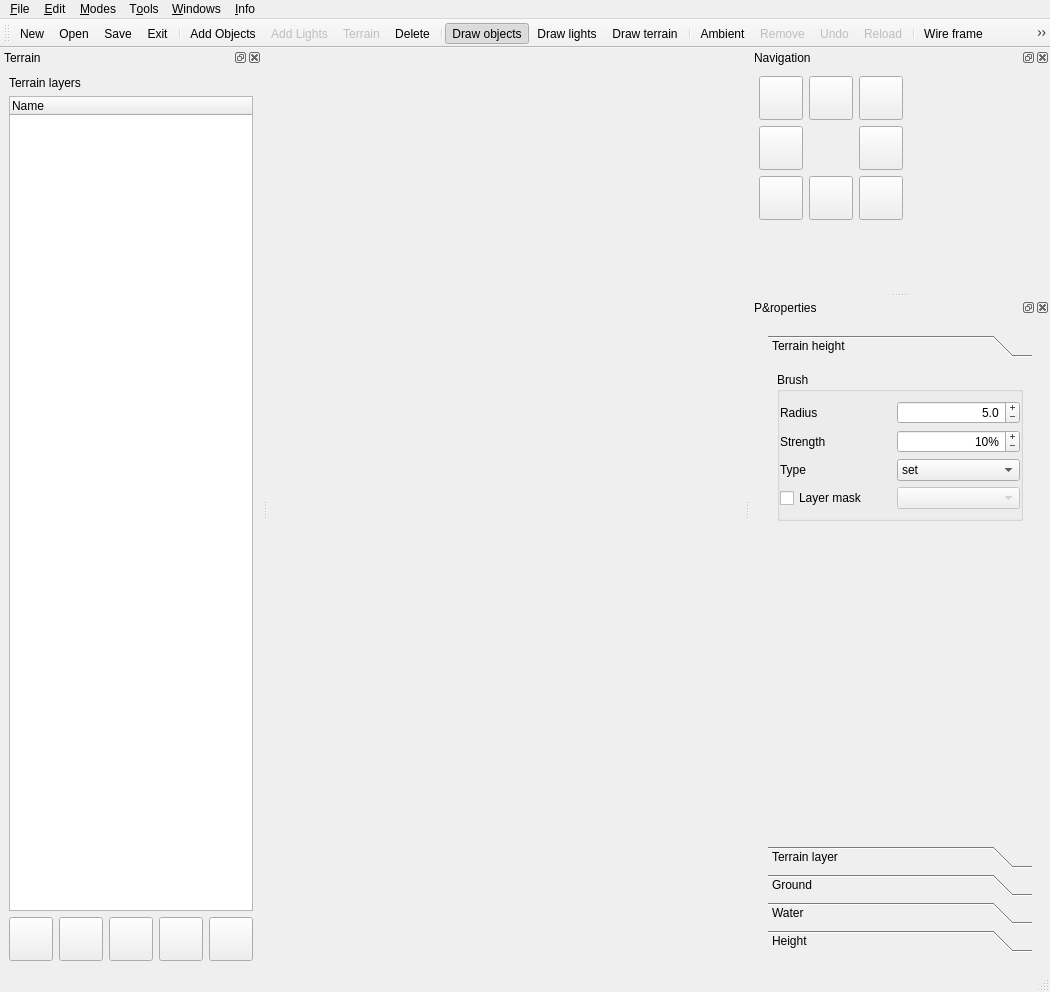
xaphier/Eternal-Lands, file new_map_editor/mapeditor.ui: the form before one commit.
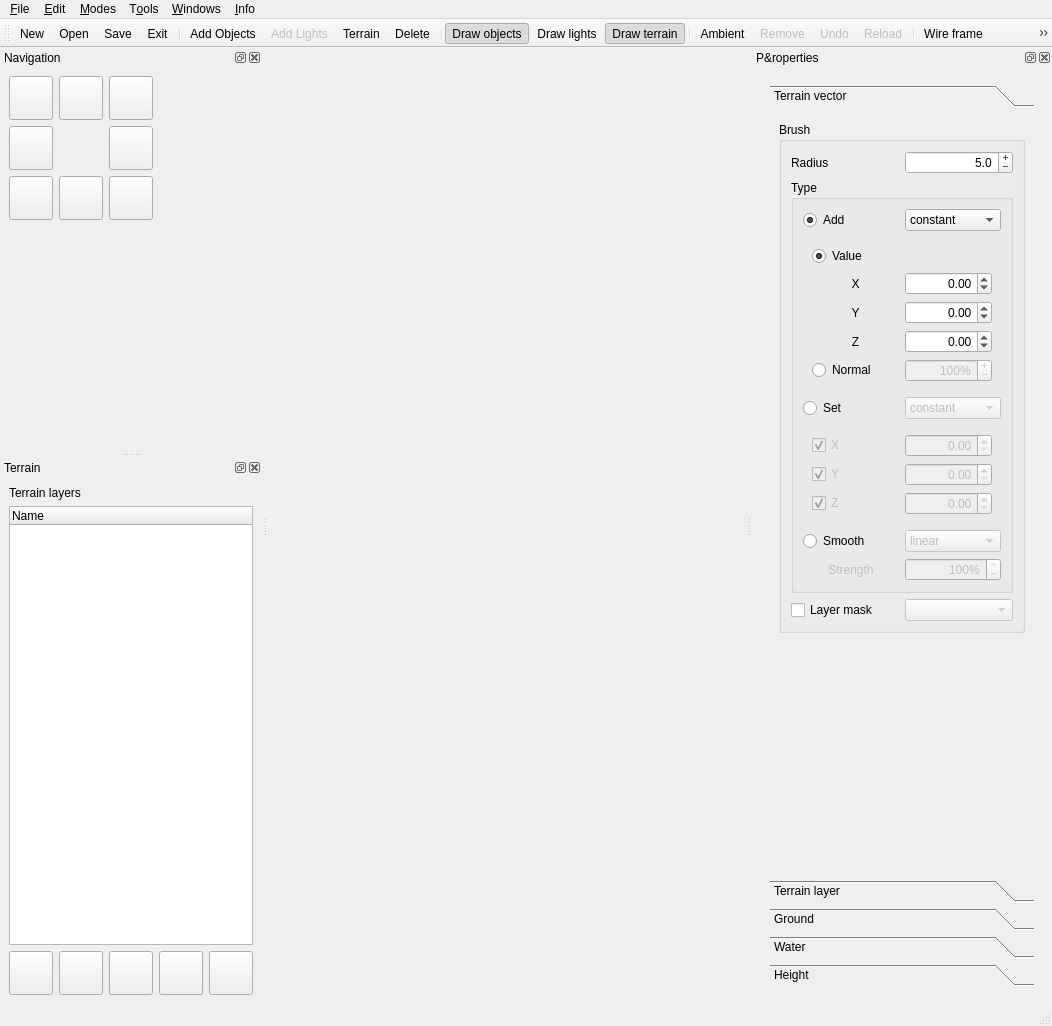
The form after the commit. The open tabs and pages were chosen to show the change. Icons and pictures are not drawn. Custom widgets are drawn as their Qt base class.

Commit message: * Fixed integer texture formats.  * Fixed cdlod terrain normal bug in shader.  * Improved terrain editing in map editor.  * Small general fixes and improvements.

What changed in the file:
```diff
--- a/new_map_editor/mapeditor.ui
+++ b/new_map_editor/mapeditor.ui
@@ -6,8 +6,8 @@
    <rect>
     <x>0</x>
     <y>0</y>
-    <width>1050</width>
-    <height>992</height>
+    <width>1052</width>
+    <height>1026</height>
    </rect>
   </property>
   <property name="windowTitle">
@@ -57,7 +57,7 @@
     <rect>
      <x>0</x>
      <y>0</y>
-     <width>1050</width>
+     <width>1052</width>
      <height>23</height>
     </rect>
    </property>
@@ -178,6 +178,7 @@
    <addaction name="action_light_spheres"/>
    <addaction name="action_lights_enabled"/>
    <addaction name="separator"/>
+   <addaction name="action_debug"/>
    <addaction name="action_info"/>
   </widget>
   <widget class="QDockWidget" name="navigation_window">
@@ -192,7 +193,7 @@
     <string>Navigation</string>
    </property>
    <attribute name="dockWidgetArea">
-    <number>2</number>
+    <number>1</number>
    </attribute>
    <widget class="QWidget" name="dockWidgetContents_4">
     <layout class="QGridLayout" name="gridLayout_5">
@@ -1564,12 +1565,12 @@
              <rect>
               <x>0</x>
               <y>0</y>
-              <width>254</width>
-              <height>174</height>
+              <width>264</width>
+              <height>745</height>
              </rect>
             </property>
             <attribute name="label">
-             <string>Terrain height</string>
+             <string>Terrain vector</string>
             </attribute>
             <layout class="QVBoxLayout" name="verticalLayout_2">
              <item>
@@ -1577,16 +1578,7 @@
                <property name="title">
                 <string>Brush</string>
                </property>
-               <layout class="QGridLayout" name="gridLayout_4">
-                <property name="leftMargin">
-                 <number>0</number>
-                </property>
-                <property name="rightMargin">
-                 <number>0</number>
-                </property>
-                <property name="spacing">
-                 <number>6</number>
-                </property>
+               <layout class="QGridLayout" name="gridLayout_16">
                 <item row="0" column="0">
                  <widget class="QLabel" name="label_7">
                   <property name="text">
@@ -1595,7 +1587,7 @@
                  </widget>
                 </item>
                 <item row="0" column="1">
-                 <widget class="QDoubleSpinBox" name="height_brush_radius">
+                 <widget class="QDoubleSpinBox" name="vector_brush_radius">
                   <property name="sizePolicy">
                    <sizepolicy hsizetype="Preferred" vsizetype="Fixed">
                     <horstretch>0</horstretch>
@@ -1622,117 +1614,377 @@
                   </property>
                  </widget>
                 </item>
-                <item row="1" column="0">
-                 <widget class="QLabel" name="label_8">
-                  <property name="text">
-                   <string>Strength</string>
-                  </property>
-                 </widget>
-                </item>
-                <item row="1" column="1">
-                 <widget class="QSpinBox" name="height_brush_strength">
-                  <property name="sizePolicy">
-                   <sizepolicy hsizetype="Preferred" vsizetype="Fixed">
-                    <horstretch>0</horstretch>
-                    <verstretch>0</verstretch>
-                   </sizepolicy>
-                  </property>
-                  <property name="alignment">
-                   <set>Qt::AlignRight|Qt::AlignTrailing|Qt::AlignVCenter</set>
-                  </property>
-                  <property name="buttonSymbols">
-                   <enum>QAbstractSpinBox::PlusMinus</enum>
-                  </property>
-                  <property name="suffix">
-                   <string>%</string>
-                  </property>
-                  <property name="prefix">
-                   <string/>
-                  </property>
-                  <property name="minimum">
-                   <number>-100</number>
-                  </property>
-                  <property name="maximum">
-                   <number>100</number>
-                  </property>
-                  <property name="value">
-                   <number>10</number>
-                  </property>
-                 </widget>
-                </item>
-                <item row="3" column="0">
-                 <widget class="QLabel" name="label_9">
-                  <property name="text">
+                <item row="1" column="0" rowspan="2" colspan="2">
+                 <widget class="QGroupBox" name="groupBox_3">
+                  <property name="title">
                    <string>Type</string>
                   </property>
-                 </widget>
-                </item>
-                <item row="3" column="1">
-                 <widget class="QComboBox" name="height_brush_type">
-                  <property name="sizePolicy">
-                   <sizepolicy hsizetype="Preferred" vsizetype="Fixed">
-                    <horstretch>0</horstretch>
-                    <verstretch>0</verstretch>
-                   </sizepolicy>
+                  <property name="checkable">
+                   <bool>false</bool>
                   </property>
-                  <property name="layoutDirection">
-                   <enum>Qt::LeftToRight</enum>
-                  </property>
-                  <item>
-                   <property name="text">
-                    <string>set</string>
-                   </property>
-                  </item>
-                  <item>
-                   <property name="text">
-                    <string>constant</string>
-                   </property>
-                  </item>
-                  <item>
-                   <property name="text">
-                    <string>linear</string>
-                   </property>
-                  </item>
-                  <item>
-                   <property name="text">
-                    <string>quadratic</string>
-                   </property>
-                  </item>
-                  <item>
-                   <property name="text">
-                    <string>linear smooth</string>
-                   </property>
-                  </item>
-                  <item>
-                   <property name="text">
-                    <string>quadratic smooth</string>
-                   </property>
-                  </item>
-                 </widget>
-                </item>
-                <item row="4" column="1">
-                 <widget class="QComboBox" name="height_brush_layer_masks">
-                  <property name="enabled">
+                  <property name="checked">
                    <bool>false</bool>
                   </property>
-                  <property name="sizePolicy">
-                   <sizepolicy hsizetype="Preferred" vsizetype="Fixed">
-                    <horstretch>0</horstretch>
-                    <verstretch>0</verstretch>
-                   </sizepolicy>
-                  </property>
-                  <property name="layoutDirection">
-                   <enum>Qt::LeftToRight</enum>
-                  </property>
+                  <layout class="QGridLayout" name="gridLayout_15">
+                   <item row="4" column="0">
+                    <widget class="QRadioButton" name="vector_brush_add">
+                     <property name="text">
+                      <string>Add</string>
+                     </property>
+                     <property name="checked">
+                      <bool>true</bool>
+                     </property>
+                    </widget>
+                   </item>
+                   <item row="4" column="1">
+                    <widget class="QComboBox" name="vector_brush_add_type">
+                     <item>
+                      <property name="text">
+                       <string>constant</string>
+                      </property>
+                     </item>
+                     <item>
+                      <property name="text">
+                       <string>linear</string>
+                      </property>
+                     </item>
+                     <item>
+                      <property name="text">
+                       <string>quadric</string>
+                      </property>
+                     </item>
+                    </widget>
+                   </item>
+                   <item row="13" column="0">
+                    <widget class="QRadioButton" name="vector_brush_smooth">
+                     <property name="text">
+                      <string>Smooth</string>
+                     </property>
+                    </widget>
+                   </item>
+                   <item row="13" column="1">
+                    <widget class="QComboBox" name="vector_brush_smooth_type">
+                     <property name="enabled">
+                      <bool>false</bool>
+                     </property>
+                     <item>
+                      <property name="text">
+                       <string>linear</string>
+                      </property>
+                     </item>
+                     <item>
+                      <property name="text">
+                       <string>quadric</string>
+                      </property>
+                     </item>
+                    </widget>
+                   </item>
+                   <item row="14" column="0">
+                    <widget class="QLabel" name="vector_brush_label_strength">
+                     <property name="enabled">
+                      <bool>false</bool>
+                     </property>
+                     <property name="text">
+                      <string>Strength</string>
+                     </property>
+                     <property name="alignment">
+                      <set>Qt::AlignCenter</set>
+                     </property>
+                    </widget>
+                   </item>
+                   <item row="14" column="1">
+                    <widget class="QSpinBox" name="vector_brush_smooth_strength">
+                     <property name="enabled">
+                      <bool>false</bool>
+                     </property>
+                     <property name="sizePolicy">
+                      <sizepolicy hsizetype="Preferred" vsizetype="Fixed">
+                       <horstretch>0</horstretch>
+                       <verstretch>0</verstretch>
+                      </sizepolicy>
+                     </property>
+                     <property name="alignment">
+                      <set>Qt::AlignRight|Qt::AlignTrailing|Qt::AlignVCenter</set>
+                     </property>
+                     <property name="buttonSymbols">
+                      <enum>QAbstractSpinBox::PlusMinus</enum>
+                     </property>
+                     <property name="suffix">
+                      <string>%</string>
+                     </property>
+                     <property name="minimum">
+                      <number>0</number>
+                     </property>
+                     <property name="maximum">
+                      <number>100</number>
+                     </property>
+                     <property name="value">
+                      <number>100</number>
+                     </property>
+                    </widget>
+                   </item>
+                   <item row="7" column="0">
+                    <widget class="QRadioButton" name="vector_brush_set">
+                     <property name="text">
+                      <string>Set</string>
+                     </property>
+                     <property name="checked">
+                      <bool>false</bool>
+                     </property>
+                    </widget>
+                   </item>
+                   <item row="5" column="0" colspan="2">
+                    <widget class="QFrame" name="vector_brush_add_frame">
+                     <layout class="QGridLayout" name="gridLayout_4">
+                      <item row="1" column="0">
+                       <widget class="QLabel" name="vector_brush_add_label_x">
+                        <property name="text">
+                         <string>X</string>
+                        </property>
+                        <property name="alignment">
+                         <set>Qt::AlignCenter</set>
+                        </property>
+                       </widget>
+                      </item>
+                      <item row="2" column="0">
+                       <widget class="QLabel" name="vector_brush_add_label_y">
+                        <property name="text">
+                         <string>Y</string>
+                        </property>
+                        <property name="alignment">
+                         <set>Qt::AlignCenter</set>
+                        </property>
+                       </widget>
+                      </item>
+                      <item row="3" column="0">
+                       <widget class="QLabel" name="vector_brush_add_label_z">
+                        <property name="text">
+                         <string>Z</string>
+                        </property>
+                        <property name="alignment">
+                         <set>Qt::AlignCenter</set>
+                        </property>
+                       </widget>
+                      </item>
+                      <item row="1" column="1">
+                       <widget class="QDoubleSpinBox" name="vector_brush_add_x">
+                        <property name="alignment">
+                         <set>Qt::AlignRight|Qt::AlignTrailing|Qt::AlignVCenter</set>
+                        </property>
+                        <property name="minimum">
+                         <double>-4.000000000000000</double>
+                        </property>
+                        <property name="maximum">
+                         <double>4.000000000000000</double>
+                        </property>
+                        <property name="singleStep">
+                         <double>0.100000000000000</double>
+                        </property>
+                       </widget>
+                      </item>
+                      <item row="2" column="1">
+                       <widget class="QDoubleSpinBox" name="vector_brush_add_y">
+                        <property name="alignment">
+                         <set>Qt::AlignRight|Qt::AlignTrailing|Qt::AlignVCenter</set>
+                        </property>
+                        <property name="minimum">
+                         <double>-4.000000000000000</double>
+                        </property>
+                        <property name="maximum">
+                         <double>4.000000000000000</double>
+                        </property>
+                        <property name="singleStep">
+                         <double>0.100000000000000</double>
+                        </property>
+                       </widget>
+                      </item>
+                      <item row="3" column="1">
+                       <widget class="QDoubleSpinBox" name="vector_brush_add_z">
+                        <property name="alignment">
+                         <set>Qt::AlignRight|Qt::AlignTrailing|Qt::AlignVCenter</set>
+                        </property>
+                        <property name="minimum">
+                         <double>-32.000000000000000</double>
+                        </property>
+                        <property name="maximum">
+                         <double>32.000000000000000</double>
+                        </property>
+                        <property name="singleStep">
+                         <double>0.500000000000000</double>
+                        </property>
+                       </widget>
+                      </item>
+                      <item row="0" column="0">
+                       <widget class="QRadioButton" name="vector_brush_add_value">
+                        <property name="text">
+                         <string>Value</string>
+                        </property>
+                        <property name="checked">
+                         <bool>true</bool>
+                        </property>
+                       </widget>
+                      </item>
+                      <item row="4" column="0">
+                       <widget class="QRadioButton" name="vector_brush_add_normal">
+                        <property name="text">
+                         <string>Normal</string>
+                        </property>
+                       </widget>
+                      </item>
+                      <item row="4" column="1">
+                       <widget class="QSpinBox" name="vector_brush_add_scale">
+                        <property name="enabled">
+                         <bool>false</bool>
+                        </property>
+                        <property name="sizePolicy">
+                         <sizepolicy hsizetype="Preferred" vsizetype="Fixed">
+                          <horstretch>0</horstretch>
+                          <verstretch>0</verstretch>
+                         </sizepolicy>
+                        </property>
+                        <property name="alignment">
+                         <set>Qt::AlignRight|Qt::AlignTrailing|Qt::AlignVCenter</set>
+                        </property>
+                        <property name="buttonSymbols">
+                         <enum>QAbstractSpinBox::PlusMinus</enum>
+                        </property>
+                        <property name="suffix">
+                         <string>%</string>
+                        </property>
+                        <property name="minimum">
+                         <number>-1000</number>
+                        </property>
+                        <property name="maximum">
+                         <number>1000</number>
+                        </property>
+                        <property name="singleStep">
+                         <number>10</number>
+                        </property>
+                        <property name="value">
+                         <number>100</number>
+                        </property>
+                       </widget>
+                      </item>
+                     </layout>
+                     <zorder>vector_brush_add_label_x</zorder>
+                     <zorder>vector_brush_add_label_y</zorder>
+                     <zorder>vector_brush_add_label_z</zorder>
+                     <zorder>vector_brush_add_x</zorder>
+                     <zorder>vector_brush_add_y</zorder>
+                     <zorder>vector_brush_add_z</zorder>
+                     <zorder>vector_brush_add_value</zorder>
+                     <zorder>vector_brush_add_normal</zorder>
+                     <zorder>vector_brush_add_scale</zorder>
+                    </widget>
+                   </item>
+                   <item row="8" column="0" colspan="2">
+                    <widget class="QFrame" name="vector_brush_set_frame">
+                     <property name="enabled">
+                      <bool>false</bool>
+                     </property>
+                     <layout class="QGridLayout" name="gridLayout_17">
+                      <item row="0" column="0">
+                       <widget class="QCheckBox" name="vector_brush_set_checkbox_x">
+                        <property name="text">
+                         <string>X</string>
+                        </property>
+                        <property name="checked">
+                         <bool>true</bool>
+                        </property>
+                       </widget>
+                      </item>
+                      <item row="2" column="0">
+                       <widget class="QCheckBox" name="vector_brush_set_checkbox_y">
+                        <property name="text">
+                         <string>Y</string>
+                        </property>
+                        <property name="checked">
+                         <bool>true</bool>
+                        </property>
+                       </widget>
+                      </item>
+                      <item row="4" column="0">
+                       <widget class="QCheckBox" name="vector_brush_set_checkbox_z">
+                        <property name="text">
+                         <string>Z</string>
+                        </property>
+                        <property name="checked">
+                         <bool>true</bool>
+                        </property>
+                       </widget>
+                      </item>
+                      <item row="0" column="1">
+                       <widget class="QDoubleSpinBox" name="vector_brush_set_x">
+                        <property name="alignment">
+                         <set>Qt::AlignRight|Qt::AlignTrailing|Qt::AlignVCenter</set>
+                        </property>
+                       </widget>
+                      </item>
+                      <item row="2" column="1">
+                       <widget class="QDoubleSpinBox" name="vector_brush_set_y">
+                        <property name="alignment">
+                         <set>Qt::AlignRight|Qt::AlignTrailing|Qt::AlignVCenter</set>
+                        </property>
+                       </widget>
+                      </item>
+                      <item row="4" column="1">
+                       <widget class="QDoubleSpinBox" name="vector_brush_set_z">
+                        <property name="alignment">
+                         <set>Qt::AlignRight|Qt::AlignTrailing|Qt::AlignVCenter</set>
+                        </property>
+                       </widget>
+                      </item>
+                     </layout>
+                    </widget>
+                   </item>
+                   <item row="7" column="1">
+                    <widget class="QComboBox" name="vector_brush_set_type">
+                     <property name="enabled">
+                      <bool>false</bool>
+                     </property>
+                     <item>
+                      <property name="text">
+                       <string>constant</string>
+                      </property>
+                     </item>
+                     <item>
+                      <property name="text">
+                       <string>linear</string>
+                      </property>
+                     </item>
+                     <item>
+                      <property name="text">
+                       <string>quadric</string>
+                      </property>
+                     </item>
+                    </widget>
+                   </item>
+                  </layout>
                  </widget>
                 </item>
-                <item row="4" column="0">
+                <item row="3" column="0">
                  <widget class="QCheckBox" name="height_brush_layer_mask">
                   <property name="text">
                    <string>Layer mask</string>
                   </property>
                  </widget>
                 </item>
+                <item row="3" column="1">
+                 <widget class="QComboBox" name="height_brush_layer_masks">
+                  <property name="enabled">
+                   <bool>false</bool>
+                  </property>
+                  <property name="sizePolicy">
+                   <sizepolicy hsizetype="Preferred" vsizetype="Fixed">
+                    <horstretch>0</horstretch>
+                    <verstretch>0</verstretch>
+                   </sizepolicy>
+                  </property>
+                  <property name="layoutDirection">
+                   <enum>Qt::LeftToRight</enum>
+                  </property>
+                 </widget>
+                </item>
                </layout>
               </widget>
              </item>
@@ -3260,7 +3512,7 @@
     <bool>true</bool>
    </property>
    <property name="enabled">
-    <bool>false</bool>
+    <bool>true</bool>
    </property>
    <property name="icon">
     <iconset resource="icons/resourcen.qrc">
@@ -3418,6 +3670,9 @@
    <property name="checkable">
     <bool>true</bool>
    </property>
+   <property name="checked">
+    <bool>true</bool>
+   </property>
    <property name="icon">
     <iconset resource="icons/resourcen.qrc">
      <normaloff>:/icons/terrain.png</normaloff>:/icons/terrain.png</iconset>
@@ -3429,6 +3684,21 @@
     <string>Draw terrain</string>
    </property>
   </action>
+  <action name="action_debug">
+   <property name="checkable">
+    <bool>true</bool>
+   </property>
+   <property name="icon">
+    <iconset resource="icons/resourcen.qrc">
+     <normaloff>:/icons/debug.png</normaloff>:/icons/debug.png</iconset>
+   </property>
+   <property name="text">
+    <string>Debug</string>
+   </property>
+   <property name="toolTip">
+    <string>debug mode</string>
+   </property>
+  </action>
  </widget>
  <customwidgets>
   <customwidget>
```
Left out of the diff: 304 changed lines with no effect on the pictures. The commit also changes 37 other files.
